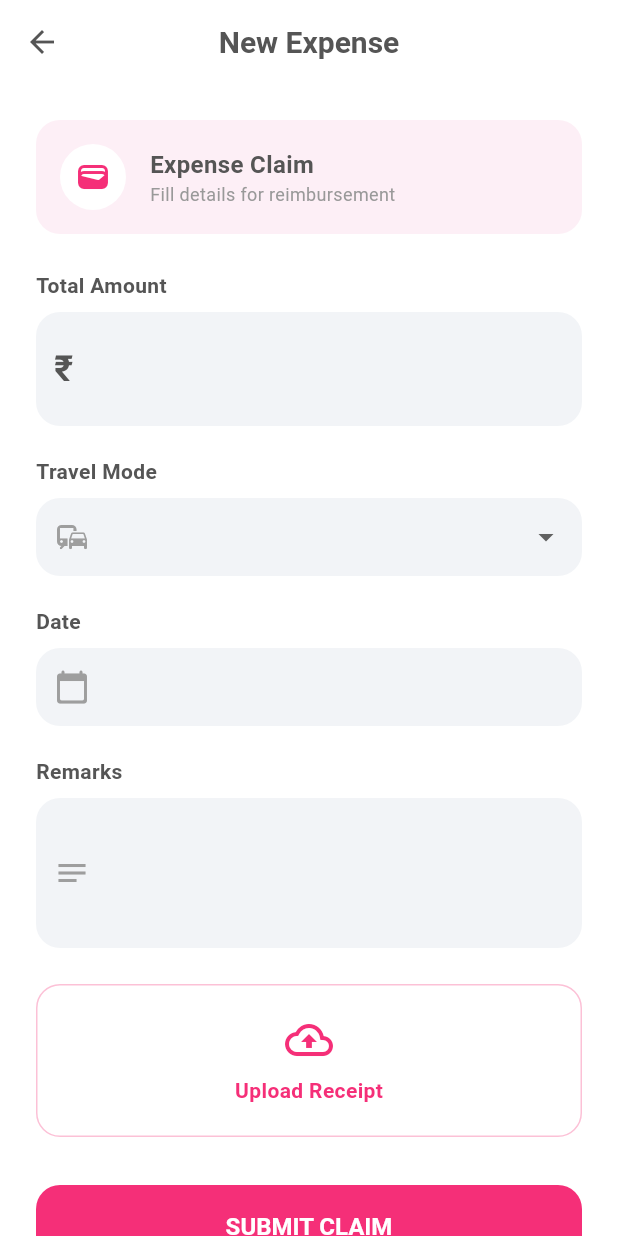
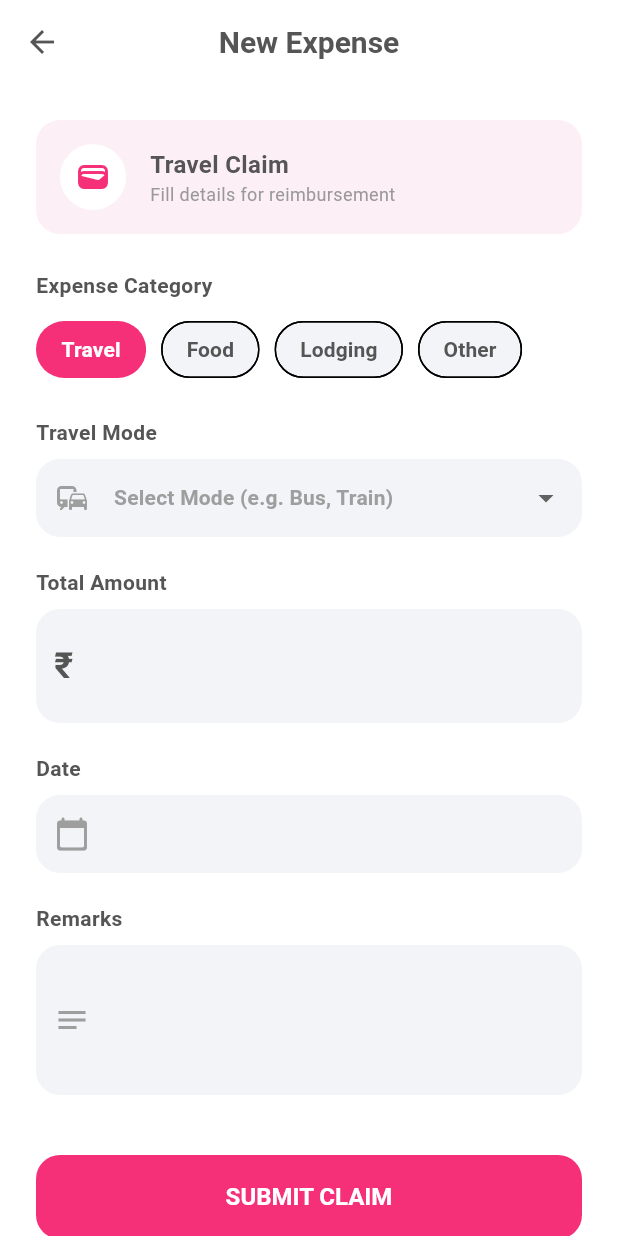
Before and after one commit to raghulcpro/samsel, a Flutter app: the ExpenseEntryScreen screen opened directly, on a phone screen of 412 x 824 dp. Run offline on Flutter 3.47's test engine with Material 3 defaults, Android fonts, the phone set to English and light mode, and no system bars; our stand-ins replace go_router.

Commit message:
added food exp in expense_entry_screen.dart

```diff
--- a/lib/expenses/expense_entry_screen.dart
+++ b/lib/expenses/expense_entry_screen.dart
@@ -12,16 +12,23 @@ class ExpenseEntryScreen extends StatefulWidget {
 
 class _ExpenseEntryScreenState extends State<ExpenseEntryScreen> {
   final _formKey = GlobalKey<FormState>();
+
+  // -- Controllers --
   final _amountController = TextEditingController();
   final _dateController = TextEditingController();
   final _remarksController = TextEditingController();
 
-  // State variables
+  // -- State Variables --
   DateTime? _selectedDate;
-  String? _selectedTravelMode;
-  String? _receiptFileName;
 
-  final List<String> _travelModes = ['Car', 'Train', 'Bus', 'Bike','Rental Bike','Other'];
+  // -- Dynamic Dropdown State --
+  String _selectedCategory = 'Travel';
+  String? _selectedSubCategory;
+
+  // -- Lists --
+  final List<String> _categories = ['Travel', 'Food', 'Lodging', 'Other'];
+  final List<String> _travelModes = ['Car', 'Train', 'Bus', 'Flight', 'Auto/Cab'];
+  final List<String> _foodTypes = ['Breakfast', 'Lunch', 'Dinner', 'Client Meeting', 'Snacks/Tea'];
 
   @override
   void dispose() {
@@ -37,16 +44,13 @@ class _ExpenseEntryScreenState extends State<ExpenseEntryScreen> {
       initialDate: _selectedDate ?? DateTime.now(),
       firstDate: DateTime(2000),
       lastDate: DateTime(2100),
-      builder: (context, child) {
-        return Theme(
-          data: Theme.of(context).copyWith(
-            colorScheme: const ColorScheme.light(primary: AppConstants.accentColorLight),
-            // FIX: dialogBackgroundColor is deprecated. Use dialogTheme.
-            dialogTheme: const DialogThemeData(backgroundColor: Colors.white),
-          ),
-          child: child!,
-        );
-      },
+      builder: (context, child) => Theme(
+        data: Theme.of(context).copyWith(
+          colorScheme: const ColorScheme.light(primary: AppConstants.accentColorLight),
+          dialogTheme: const DialogThemeData(backgroundColor: Colors.white),
+        ),
+        child: child!,
+      ),
     );
     if (picked != null) {
       setState(() {
@@ -56,21 +60,10 @@ class _ExpenseEntryScreenState extends State<ExpenseEntryScreen> {
     }
   }
 
-  void _pickReceipt() {
-    setState(() => _receiptFileName = 'receipt.pdf');
-    ScaffoldMessenger.of(context).showSnackBar(
-      const SnackBar(content: Text('Receipt Attached')),
-    );
-  }
-
   void _submitForm() {
     if (_formKey.currentState!.validate()) {
-      // FIX: Using the "unused" fields here to simulate real logic
-      debugPrint('Submitting Date: $_selectedDate');
-      debugPrint('Receipt: $_receiptFileName');
-
       ScaffoldMessenger.of(context).showSnackBar(
-        const SnackBar(content: Text('Expense Submitted!'), backgroundColor: Colors.green),
+        const SnackBar(content: Text('Expense Submitted Successfully!'), backgroundColor: Colors.green),
       );
       Navigator.of(context).pop();
     }
@@ -94,7 +87,7 @@ class _ExpenseEntryScreenState extends State<ExpenseEntryScreen> {
             padding: const EdgeInsets.all(24.0),
             physics: const BouncingScrollPhysics(),
             children: [
-              // Banner
+              // --- BANNER ---
               Container(
                 padding: const EdgeInsets.all(16),
                 decoration: BoxDecoration(color: AppConstants.primaryBgTop, borderRadius: BorderRadius.circular(16)),
@@ -103,15 +96,21 @@ class _ExpenseEntryScreenState extends State<ExpenseEntryScreen> {
                     Container(
                       padding: const EdgeInsets.all(10),
                       decoration: const BoxDecoration(color: Colors.white, shape: BoxShape.circle),
-                      child: const Icon(Icons.wallet_rounded, color: AppConstants.accentColorLight),
+                      child: Icon(
+                          _selectedCategory == 'Food' ? Icons.restaurant_rounded : Icons.wallet_rounded,
+                          color: AppConstants.accentColorLight
+                      ),
                     ),
                     const SizedBox(width: 16),
-                    const Expanded(
+                    Expanded(
                       child: Column(
                         crossAxisAlignment: CrossAxisAlignment.start,
                         children: [
-                          Text("Expense Claim", style: TextStyle(fontSize: 16, fontWeight: FontWeight.bold, color: AppConstants.textDark)),
-                          Text("Fill details for reimbursement", style: TextStyle(fontSize: 12, color: AppConstants.textLight)),
+                          Text(
+                              "$_selectedCategory Claim",
+                              style: const TextStyle(fontSize: 16, fontWeight: FontWeight.bold, color: AppConstants.textDark)
+                          ),
+                          const Text("Fill details for reimbursement", style: TextStyle(fontSize: 12, color: AppConstants.textLight)),
                         ],
                       ),
                     )
@@ -120,6 +119,64 @@ class _ExpenseEntryScreenState extends State<ExpenseEntryScreen> {
               ),
               const SizedBox(height: 24),
 
+              // --- 1. CATEGORY SELECTION ---
+              const Text('Expense Category', style: TextStyle(color: AppConstants.textDark, fontWeight: FontWeight.w600)),
+              const SizedBox(height: 8),
+              SizedBox(
+                height: 50,
+                child: ListView.separated(
+                  scrollDirection: Axis.horizontal,
+                  itemCount: _categories.length,
+                  separatorBuilder: (_, __) => const SizedBox(width: 10),
+                  itemBuilder: (context, index) {
+                    final cat = _categories[index];
+                    final isSelected = _selectedCategory == cat;
+                    return ChoiceChip(
+                      label: Text(cat),
+                      selected: isSelected,
+                      selectedColor: AppConstants.accentColorLight,
+                      labelStyle: TextStyle(
+                          color: isSelected ? Colors.white : AppConstants.textDark,
+                          fontWeight: FontWeight.bold
+                      ),
+                      backgroundColor: AppConstants.inputFill,
+                      onSelected: (bool selected) {
+                        if (selected) {
+                          setState(() {
+                            _selectedCategory = cat;
+                            _selectedSubCategory = null;
+                          });
+                        }
+                      },
+                      shape: RoundedRectangleBorder(borderRadius: BorderRadius.circular(20), side: BorderSide.none),
+                      showCheckmark: false,
+                    );
+                  },
+                ),
+              ),
+              const SizedBox(height: 20),
+
+              // --- 2. DYNAMIC SUB-CATEGORY ---
+              if (_selectedCategory == 'Travel') ...[
+                const Text('Travel Mode', style: TextStyle(color: AppConstants.textDark, fontWeight: FontWeight.w600)),
+                const SizedBox(height: 8),
+                _buildDropdown(
+                  hint: 'Select Mode (e.g. Bus, Train)',
+                  icon: Icons.commute_outlined,
+                  items: _travelModes,
+                ),
+              ] else if (_selectedCategory == 'Food') ...[
+                const Text('Meal Type', style: TextStyle(color: AppConstants.textDark, fontWeight: FontWeight.w600)),
+                const SizedBox(height: 8),
+                _buildDropdown(
+                  hint: 'Select Meal (e.g. Lunch, Client Treat)',
+                  icon: Icons.restaurant_menu_rounded,
+                  items: _foodTypes,
+                ),
+              ],
+              const SizedBox(height: 20),
+
+              // --- 3. AMOUNT (Rupees) ---
               const Text('Total Amount', style: TextStyle(color: AppConstants.textDark, fontWeight: FontWeight.w600)),
               const SizedBox(height: 8),
               TextFormField(
@@ -140,52 +197,15 @@ class _ExpenseEntryScreenState extends State<ExpenseEntryScreen> {
               ),
               const SizedBox(height: 20),
 
-              const Text('Travel Mode', style: TextStyle(color: AppConstants.textDark, fontWeight: FontWeight.w600)),
-              const SizedBox(height: 8),
-
-              // FIX: Used initialValue instead of value to fix deprecation warning
-              DropdownButtonFormField<String>(
-                initialValue: _selectedTravelMode,
-                decoration: _inputDecoration(Icons.commute_outlined),
-                dropdownColor: Colors.white,
-                items: _travelModes.map((t) => DropdownMenuItem(value: t, child: Text(t))).toList(),
-                onChanged: (val) => setState(() => _selectedTravelMode = val),
-              ),
-              const SizedBox(height: 20),
-
+              // --- 4. DATE ---
               _buildField('Date', _dateController, Icons.calendar_today_rounded, isReadOnly: true, onTap: () => _selectDate(context)),
               const SizedBox(height: 20),
 
+              // --- 5. REMARKS ---
               _buildField('Remarks', _remarksController, Icons.notes, maxLines: 3),
-              const SizedBox(height: 24),
+              const SizedBox(height: 40),
 
-              // Attachment Button (using _receiptFileName)
-              InkWell(
-                onTap: _pickReceipt,
-                child: Container(
-                  padding: const EdgeInsets.symmetric(vertical: 20),
-                  decoration: BoxDecoration(
-                    color: Colors.white,
-                    borderRadius: BorderRadius.circular(16),
-                    border: Border.all(color: AppConstants.accentColorLight.withValues(alpha: 0.3)),
-                  ),
-                  child: Column(
-                    children: [
-                      Icon(
-                          _receiptFileName == null ? Icons.cloud_upload_outlined : Icons.check_circle,
-                          color: AppConstants.accentColorLight, size: 32
-                      ),
-                      const SizedBox(height: 8),
-                      Text(
-                        _receiptFileName ?? 'Upload Receipt',
-                        style: const TextStyle(color: AppConstants.accentColorLight, fontWeight: FontWeight.bold),
-                      ),
-                    ],
-                  ),
-                ),
-              ),
-              const SizedBox(height: 32),
-
+              // --- SUBMIT BUTTON ---
               SizedBox(
                 height: 56,
                 child: ElevatedButton(
@@ -205,6 +225,8 @@ class _ExpenseEntryScreenState extends State<ExpenseEntryScreen> {
     );
   }
 
+  // --- Widgets ---
+
   Widget _buildField(String label, TextEditingController controller, IconData icon, {bool isReadOnly = false, VoidCallback? onTap, int maxLines = 1}) {
     return Column(
       crossAxisAlignment: CrossAxisAlignment.start,
@@ -223,6 +245,19 @@ class _ExpenseEntryScreenState extends State<ExpenseEntryScreen> {
     );
   }
 
+  Widget _buildDropdown({required String hint, required IconData icon, required List<String> items}) {
+    return DropdownButtonFormField<String>(
+      key: ValueKey(_selectedCategory),
+      initialValue: _selectedSubCategory,
+      decoration: _inputDecoration(icon),
+      dropdownColor: Colors.white,
+      hint: Text(hint, style: const TextStyle(fontSize: 14, color: Colors.grey)),
+      items: items.map((t) => DropdownMenuItem(value: t, child: Text(t))).toList(),
+      onChanged: (val) => setState(() => _selectedSubCategory = val),
+      validator: (val) => val == null ? 'Please select option' : null,
+    );
+  }
+
   InputDecoration _inputDecoration(IconData icon) {
     return InputDecoration(
       prefixIcon: Icon(icon, color: Colors.grey),
```
